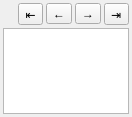
Above: Code/Common/Gui/mvdLayerStackWidget.ui from orfeotoolbox/OTB before the change. Below: the same form after it.
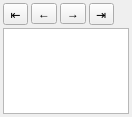
That is the form after the change.

Commit message: ENH: (Mv2) Added up/down and top/bottom buttons; Connected up/down buttons.

Patch:
```diff
--- a/Code/Common/Gui/mvdLayerStackWidget.ui
+++ b/Code/Common/Gui/mvdLayerStackWidget.ui
@@ -22,6 +22,49 @@
    </property>
    <item row="0" column="0">
     <layout class="QHBoxLayout" name="horizontalLayout">
+     <item>
+      <widget class="QToolButton" name="topButton">
+       <property name="text">
+        <string>⇤</string>
+       </property>
+       <property name="toolButtonStyle">
+        <enum>Qt::ToolButtonTextOnly</enum>
+       </property>
+       <property name="arrowType">
+        <enum>Qt::NoArrow</enum>
+       </property>
+      </widget>
+     </item>
+     <item>
+      <widget class="QToolButton" name="upButton">
+       <property name="text">
+        <string>←</string>
+       </property>
+       <property name="toolButtonStyle">
+        <enum>Qt::ToolButtonTextOnly</enum>
+       </property>
+      </widget>
+     </item>
+     <item>
+      <widget class="QToolButton" name="downButton">
+       <property name="text">
+        <string>→</string>
+       </property>
+       <property name="toolButtonStyle">
+        <enum>Qt::ToolButtonTextOnly</enum>
+       </property>
+      </widget>
+     </item>
+     <item>
+      <widget class="QToolButton" name="bottomButton">
+       <property name="text">
+        <string>⇥</string>
+       </property>
+       <property name="toolButtonStyle">
+        <enum>Qt::ToolButtonTextOnly</enum>
+       </property>
+      </widget>
+     </item>
      <item>
       <spacer name="horizontalSpacer">
        <property name="orientation">
@@ -35,34 +78,6 @@
        </property>
       </spacer>
      </item>
-     <item>
-      <widget class="QToolButton" name="topButton">
-       <property name="text">
-        <string>⇤</string>
-       </property>
-      </widget>
-     </item>
-     <item>
-      <widget class="QToolButton" name="upButton">
-       <property name="text">
-        <string>←</string>
-       </property>
-      </widget>
-     </item>
-     <item>
-      <widget class="QToolButton" name="downButton">
-       <property name="text">
-        <string>→</string>
-       </property>
-      </widget>
-     </item>
-     <item>
-      <widget class="QToolButton" name="bottomButton">
-       <property name="text">
-        <string>⇥</string>
-       </property>
-      </widget>
-     </item>
     </layout>
    </item>
    <item row="1" column="0">
```
Left out of the diff: 32 changed lines with no effect on the pictures. The commit also changes 4 other files.
